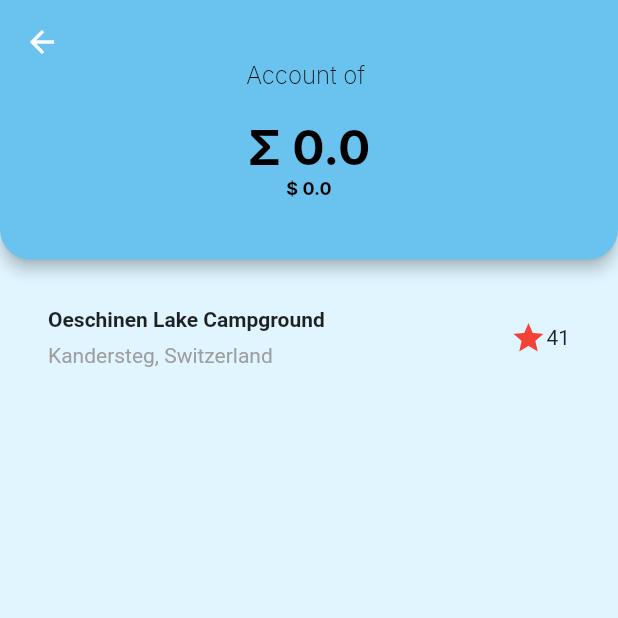
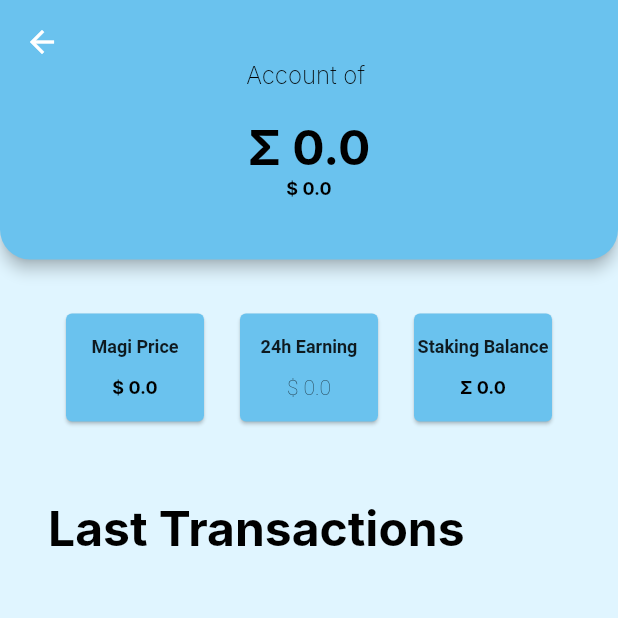
Before and after one commit to rafgui12/MagiCoinCompanion, a Flutter app: the screen it shows after launch, after a tap on "Next", on a phone screen of 412 x 824 dp, the top half of it. Run offline on Flutter 3.47's test engine with Material 2 defaults, Android fonts, the phone set to English and light mode, and no system bars; network calls fail; Roboto replaces fonts that are missing (Inter).

Commit message:
Add cards Stake and price, create secctions card and Text transactions

```diff
--- a/lib/page/MagiCoin.dart
+++ b/lib/page/MagiCoin.dart
@@ -1,6 +1,5 @@
 import 'dart:convert';
 import 'dart:async';
-import 'dart:js';
 
 import 'package:flutter/material.dart';
 import 'package:flutter/foundation.dart';
@@ -15,6 +14,7 @@ Future<MagiUser> fetchMagiUser(username) async {
     // then parse the JSON.
     return MagiUser.fromJson(jsonDecode(response.body) as Map<String, dynamic>);
   } else {
+    print(response);
     // If the server did not return a 200 OK response,
     // then throw an exception.
     throw Exception('Failed to load album');
@@ -60,43 +60,7 @@ class MagiCoin extends StatelessWidget {
     }) : super(key: key);
 
   @override
-  Widget titleSection = Container(
-  padding: const EdgeInsets.all(32),
-  child: Row(
-    children: [
-      Expanded(
-        /*1*/
-        child: Column(
-          crossAxisAlignment: CrossAxisAlignment.start,
-          children: [
-            /*2*/
-            Container(
-              padding: const EdgeInsets.only(bottom: 8),
-              child: const Text(
-                'Oeschinen Lake Campground',
-                style: TextStyle(
-                  fontWeight: FontWeight.bold,
-                ),
-              ),
-            ),
-            Text(
-              'Kandersteg, Switzerland',
-              style: TextStyle(
-                color: Colors.grey[500],
-              ),
-            ),
-          ],
-        ),
-      ),
-      /*3*/
-      Icon(
-        Icons.star,
-        color: Colors.red[500],
-      ),
-      const Text('41'),
-    ],
-  ),
-);
+
   Widget build (BuildContext context) {
     print(futureMagiUser);
     return
@@ -181,8 +145,7 @@ class MagiCoin extends StatelessWidget {
                 // By default, show a loading spinner.
                 return const CircularProgressIndicator();
                 },
-                  ),// Add line break here
-
+              ),
             ],
           ),
         ),
@@ -191,7 +154,168 @@ class MagiCoin extends StatelessWidget {
     ),
     body: Column(
       children:[
-        titleSection,
+        Container(
+        padding: const EdgeInsets.all(32),
+        child: Row(
+          children: [
+            Expanded(
+              child: Column(
+                children: [
+                  Container(
+                    width: 100,
+                    height: 80,
+                    child: Card(
+                      color: Color(0xFF6AC2EE),
+                      child: Column(
+                        mainAxisAlignment: MainAxisAlignment.center,
+                        children: [
+                          Text(
+                              'Magi Price',
+                              style: TextStyle(
+                                fontWeight: FontWeight.bold,
+                                fontSize: 12,
+                              ),
+                            ),
+                          SizedBox(height: 12),
+                          FutureBuilder<MagiUser>(
+                          future: futureMagiUser,
+                          builder: (context, snapshot) {
+                            if (snapshot.hasData) {
+                              return Text(
+                                  '\$ ' + (snapshot.data!.priceMax).toString(),
+                                  style: TextStyle(
+                                    color: Color.fromRGBO(0, 0, 0, 1),
+                                    fontFamily: 'Inter',
+                                    fontSize: 12,
+                                    fontWeight: FontWeight.bold
+                                  ),
+                                );
+                            } else if (snapshot.hasError) {
+                              return Text(
+                                  '\$ ' + '0.0',
+                                  style: TextStyle(
+                                    color: Color.fromRGBO(0, 0, 0, 1),
+                                    fontFamily: 'Inter',
+                                    fontSize: 12,
+                                    fontWeight: FontWeight.bold
+                                  ),
+                                );
+                            }
+                            // By default, show a loading spinner.
+                            return const CircularProgressIndicator();
+                            },
+                          ),
+                        ],
+                      ),
+                    ),
+                  ),
+                ],
+              ),
+            ),
+            Expanded(
+              child: Column(
+                children: [
+                  Container(
+                    width: 100,
+                    height: 80,
+                    child: Card(
+                      color: Color(0xFF6AC2EE),
+                      child: Column(
+                        mainAxisAlignment: MainAxisAlignment.center,
+                        children: [
+                          Text(
+                            '24h Earning',
+                            style: TextStyle(
+                              fontWeight: FontWeight.bold,
+                              fontSize: 12,
+                            ),
+                          ),
+                          SizedBox(height: 12),
+                          Text('\$ '+'0.0',
+                            style: TextStyle(
+                              fontWeight: FontWeight.w200,
+                            ),
+                          ),
+                        ],
+                      ),
+                    ),
+                  ),
+                ],
+              ),
+            ),
+            Expanded(
+              child: Column(
+                children: [
+                  Container(
+                    width: 100,
+                    height: 80,
+                    child: Card(
+                      color: Color(0xFF6AC2EE),
+                      child: Column(
+                        mainAxisAlignment: MainAxisAlignment.center,
+                        children: [
+                          Text(
+                            'Staking Balance',
+                            style: TextStyle(
+                              fontWeight: FontWeight.bold,
+                              fontSize: 12,
+                            ),
+                          ),
+                          SizedBox(height: 12),
+                          FutureBuilder<MagiUser>(
+                          future: futureMagiUser,
+                          builder: (context, snapshot) {
+                            if (snapshot.hasData) {
+                              return Text(
+                                  'Σ ' + (snapshot.data!.stakedbalance).toString(),
+                                  style: TextStyle(
+                                    color: Color.fromRGBO(0, 0, 0, 1),
+                                    fontFamily: 'Inter',
+                                    fontSize: 12,
+                                    fontWeight: FontWeight.bold
+                                  ),
+                                );
+                            } else if (snapshot.hasError) {
+                              return Text(
+                                  'Σ ' + '0.0',
+                                  style: TextStyle(
+                                    color: Color.fromRGBO(0, 0, 0, 1),
+                                    fontFamily: 'Inter',
+                                    fontSize: 12,
+                                    fontWeight: FontWeight.bold
+                                  ),
+                                );
+                            }
+                            // By default, show a loading spinner.
+                            return const CircularProgressIndicator();
+                            },
+                          ),
+                        ],
+                      ),
+                    ),
+                  ),
+                ],
+              ),
+            ),
+          ],
+        )
+      ),
+/// Add line break here ///
+        Container(
+          alignment: Alignment.centerLeft,
+          margin: EdgeInsets.only(left: 32,top: 16),
+          child: Text(
+            'Last Transactions',
+            style: TextStyle(
+              color: Color.fromRGBO(0, 0, 0, 1),
+              fontFamily: 'Inter',
+              fontSize: 32,
+              fontWeight: FontWeight.bold,
+            ),
+          ),
+        ),
+/// Add line break here ///
+
       ]
     ),
   );
```
Also changed, not shown: 1 other file. Lines whose indentation alone changed are shown as unchanged.
